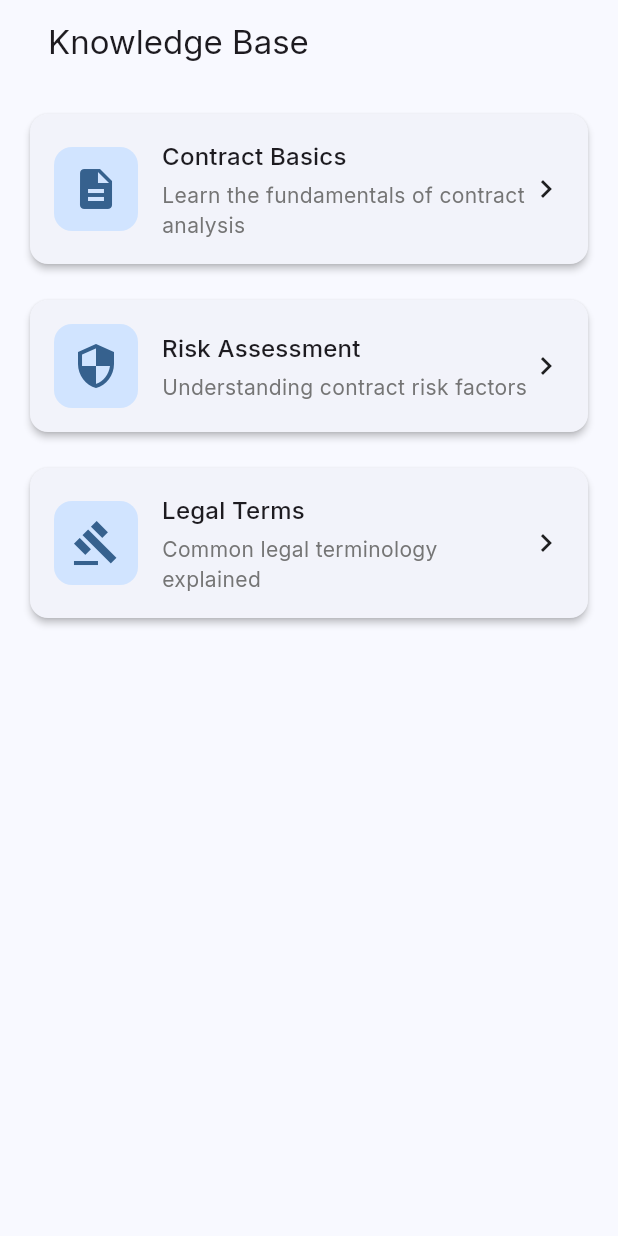
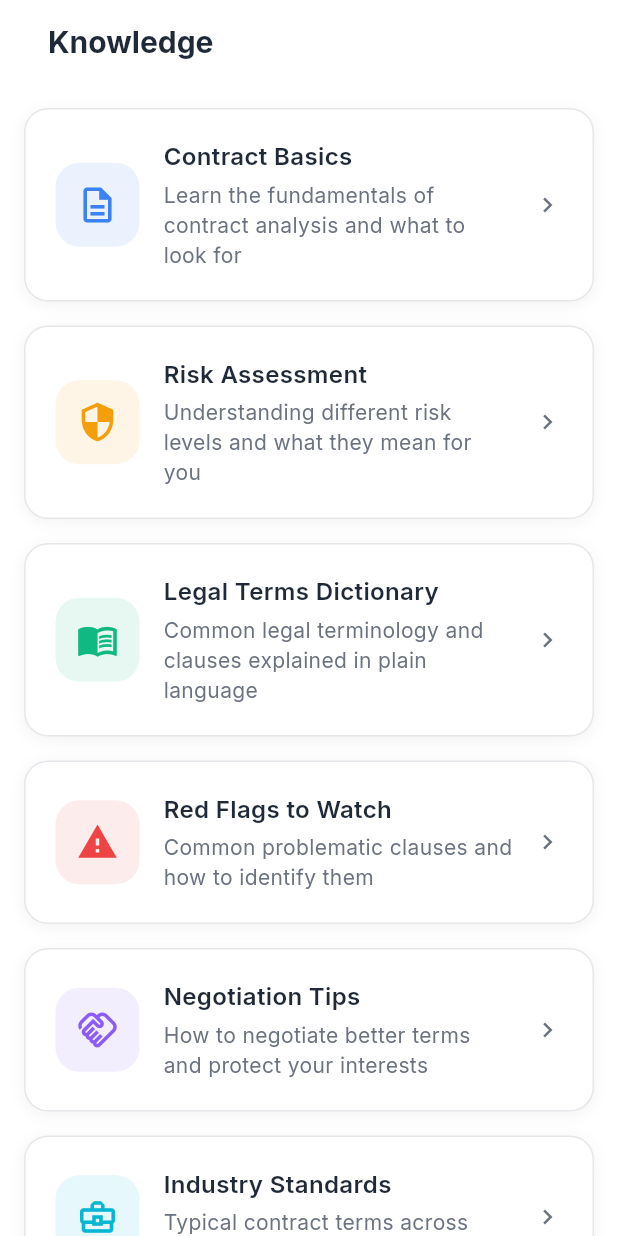
Before and after one commit to 6ixBit/rysk-flutter, a Flutter app: the KnowledgeScreen screen opened directly, on a phone screen of 412 x 824 dp. Run offline on Flutter 3.47's test engine with Material 3 defaults, Android fonts, the light colour scheme and no system bars; our stand-ins replace camera, file_picker, flutter_image_compress, google_fonts, image_picker.

Commit message:
knowledge base ui update

```diff
--- a/lib/screens/knowledge/knowledge_screen.dart
+++ b/lib/screens/knowledge/knowledge_screen.dart
@@ -1,4 +1,5 @@
 import 'package:flutter/material.dart';
+import 'package:google_fonts/google_fonts.dart';
 
 class KnowledgeScreen extends StatelessWidget {
   const KnowledgeScreen({super.key});
@@ -6,11 +7,23 @@ class KnowledgeScreen extends StatelessWidget {
   @override
   Widget build(BuildContext context) {
     return Scaffold(
+      backgroundColor: Colors.white,
       appBar: AppBar(
+        backgroundColor: Colors.white,
         automaticallyImplyLeading: false,
-        title: const Padding(
-          padding: EdgeInsets.only(left: 16.0),
-          child: Text('Knowledge Base'),
+        title: Padding(
+          padding: const EdgeInsets.only(left: 16.0),
+          child: Align(
+            alignment: Alignment.centerLeft,
+            child: Text(
+              'Knowledge',
+              style: GoogleFonts.inter(
+                fontSize: 20,
+                fontWeight: FontWeight.w700,
+                color: const Color(0xFF1F2937),
+              ),
+            ),
+          ),
         ),
       ),
       body: ListView(
@@ -18,8 +31,10 @@ class KnowledgeScreen extends StatelessWidget {
         children: [
           _KnowledgeCard(
             title: 'Contract Basics',
-            description: 'Learn the fundamentals of contract analysis',
-            icon: Icons.description,
+            description:
+                'Learn the fundamentals of contract analysis and what to look for',
+            icon: Icons.description_outlined,
+            iconColor: const Color(0xFF3B82F6),
             onTap: () {
               // TODO: Navigate to contract basics
             },
@@ -27,19 +42,55 @@ class KnowledgeScreen extends StatelessWidget {
           const SizedBox(height: 16),
           _KnowledgeCard(
             title: 'Risk Assessment',
-            description: 'Understanding contract risk factors',
-            icon: Icons.security,
+            description:
+                'Understanding different risk levels and what they mean for you',
+            icon: Icons.security_outlined,
+            iconColor: const Color(0xFFF59E0B),
             onTap: () {
               // TODO: Navigate to risk assessment
             },
           ),
           const SizedBox(height: 16),
           _KnowledgeCard(
-            title: 'Legal Terms',
-            description: 'Common legal terminology explained',
-            icon: Icons.gavel,
+            title: 'Legal Terms Dictionary',
+            description:
+                'Common legal terminology and clauses explained in plain language',
+            icon: Icons.menu_book_outlined,
+            iconColor: const Color(0xFF10B981),
             onTap: () {
               // TODO: Navigate to legal terms
+            },
+          ),
+          const SizedBox(height: 16),
+          _KnowledgeCard(
+            title: 'Red Flags to Watch',
+            description: 'Common problematic clauses and how to identify them',
+            icon: Icons.warning_outlined,
+            iconColor: const Color(0xFFEF4444),
+            onTap: () {
+              // TODO: Navigate to red flags
+            },
+          ),
+          const SizedBox(height: 16),
+          _KnowledgeCard(
+            title: 'Negotiation Tips',
+            description:
+                'How to negotiate better terms and protect your interests',
+            icon: Icons.handshake_outlined,
+            iconColor: const Color(0xFF8B5CF6),
+            onTap: () {
+              // TODO: Navigate to negotiation tips
+            },
+          ),
+          const SizedBox(height: 16),
+          _KnowledgeCard(
+            title: 'Industry Standards',
+            description:
+                'Typical contract terms across different industries and sectors',
+            icon: Icons.business_center_outlined,
+            iconColor: const Color(0xFF06B6D4),
+            onTap: () {
+              // TODO: Navigate to industry standards
             },
           ),
         ],
@@ -52,56 +103,83 @@ class _KnowledgeCard extends StatelessWidget {
   final String title;
   final String description;
   final IconData icon;
+  final Color iconColor;
   final VoidCallback onTap;
 
   const _KnowledgeCard({
     required this.title,
     required this.description,
     required this.icon,
+    required this.iconColor,
     required this.onTap,
   });
 
   @override
   Widget build(BuildContext context) {
-    return Card(
-      elevation: 2,
+    return Container(
+      decoration: BoxDecoration(
+        color: Colors.white,
+        borderRadius: BorderRadius.circular(16),
+        border: Border.all(color: const Color(0xFFE5E7EB), width: 1),
+        boxShadow: [
+          BoxShadow(
+            color: Colors.black.withOpacity(0.05),
+            blurRadius: 8,
+            offset: const Offset(0, 2),
+          ),
+        ],
+      ),
+      child: Material(
+        color: Colors.transparent,
         child: InkWell(
           onTap: onTap,
-        borderRadius: BorderRadius.circular(12),
+          borderRadius: BorderRadius.circular(16),
           child: Padding(
-          padding: const EdgeInsets.all(16.0),
+            padding: const EdgeInsets.all(20.0),
             child: Row(
               children: [
                 Container(
-                padding: const EdgeInsets.all(12),
+                  width: 56,
+                  height: 56,
                   decoration: BoxDecoration(
-                  color: Theme.of(context).colorScheme.primaryContainer,
-                  borderRadius: BorderRadius.circular(12),
+                    color: iconColor.withOpacity(0.1),
+                    borderRadius: BorderRadius.circular(16),
                   ),
-                child: Icon(
-                  icon,
-                  color: Theme.of(context).colorScheme.primary,
-                  size: 32,
-                ),
+                  child: Icon(icon, color: iconColor, size: 28),
                 ),
                 const SizedBox(width: 16),
                 Expanded(
                   child: Column(
                     crossAxisAlignment: CrossAxisAlignment.start,
                     children: [
-                    Text(title, style: Theme.of(context).textTheme.titleMedium),
+                      Text(
+                        title,
+                        style: GoogleFonts.inter(
+                          fontSize: 16,
+                          fontWeight: FontWeight.w600,
+                          color: const Color(0xFF1F2937),
+                        ),
+                      ),
                       const SizedBox(height: 4),
                       Text(
                         description,
-                      style: Theme.of(
-                        context,
-                      ).textTheme.bodyMedium?.copyWith(color: Colors.grey[600]),
+                        style: GoogleFonts.inter(
+                          fontSize: 14,
+                          color: const Color(0xFF6B7280),
+                          height: 1.4,
+                        ),
                       ),
                     ],
                   ),
                 ),
-              const Icon(Icons.chevron_right),
+                const SizedBox(width: 12),
+                const Icon(
+                  Icons.chevron_right,
+                  color: Color(0xFF6B7280),
+                  size: 20,
+                ),
               ],
+            ),
           ),
         ),
       ),
```
Lines whose indentation alone changed are shown as unchanged.
